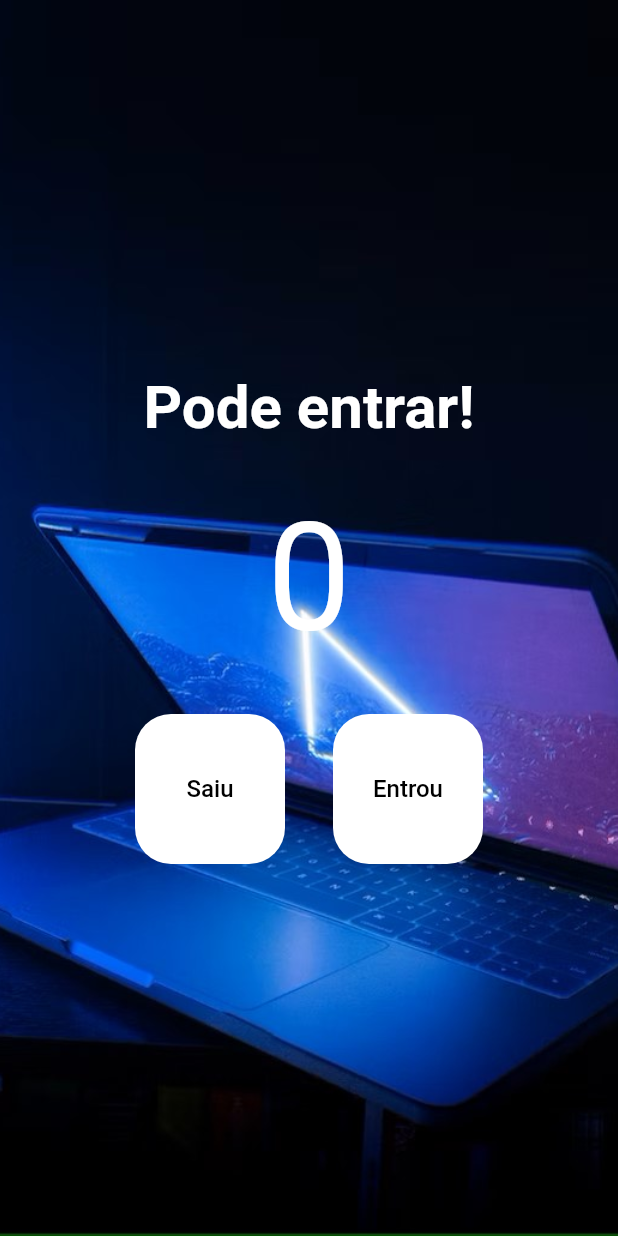
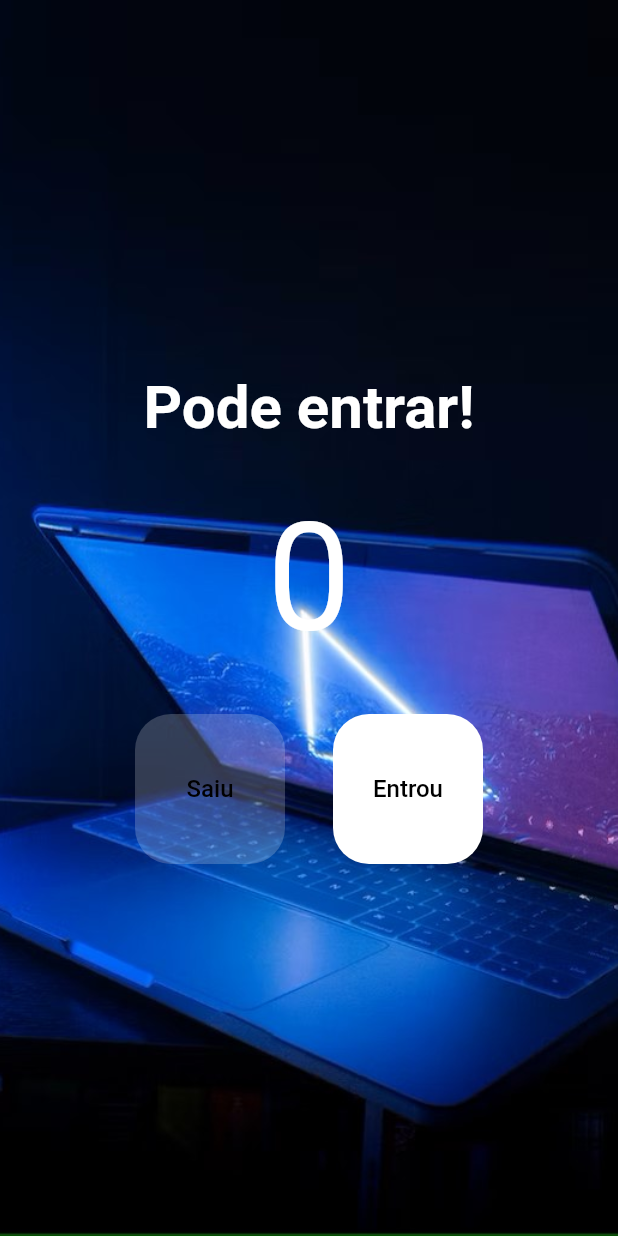
Before and after one commit to samfreitasxs/App_Contador_Flutter, a Flutter app: the screen it shows after launch, on a phone screen of 412 x 824 dp. Run offline on Flutter 3.47's test engine with Material 2 defaults, Android fonts, the phone set to English and light mode, and no system bars.

```diff
--- a/lib/main.dart
+++ b/lib/main.dart
@@ -9,23 +9,42 @@ class MyApp extends StatelessWidget {
 
   @override
   Widget build(BuildContext context) {
-    return const MaterialApp(
+    print('Build');
+
+    return MaterialApp(
       debugShowCheckedModeBanner: false,
       home: HomePage(),
     );
   }
 }
 
-class HomePage extends StatelessWidget {
+class HomePage extends StatefulWidget {
   const HomePage({Key? key}) : super(key: key);
 
+  @override
+  State<HomePage> createState() => _HomePageState();
+}
+
+class _HomePageState extends State<HomePage> {
+  @override
+  int count = 0;
+
   void decrement() {
-    print('Decrement');
+    setState(() {
+      count--;
+    });
+    print(count);
   }
 
   void increment() {
-    print('Increment');
+    setState(() {
+      count++;
+    });
+    print(count);
   }
+
+  bool get isEmpty => count ==0;
+  bool get isFull => count == 20;
 
   @override
   Widget build(BuildContext context) {
@@ -40,18 +59,18 @@ class HomePage extends StatelessWidget {
         child: Column(
           mainAxisAlignment: MainAxisAlignment.center,
           children: [
-            const Text(
-              'Pode entrar!',
-              style: TextStyle(
+            Text(
+              isFull ?'Lotado' : 'Pode entrar!',
+              style: const TextStyle(
                 fontSize: 40,
                 color: Colors.white,
                 fontWeight: FontWeight.w700,
               ),
             ),
             const SizedBox(height: 32),
-            const Text(
-              '0',
-              style: TextStyle(
+            Text(
+              count.toString(),
+              style: const TextStyle(
                 fontSize: 100,
                 color: Colors.white,
               ),
@@ -61,9 +80,9 @@ class HomePage extends StatelessWidget {
               mainAxisAlignment: MainAxisAlignment.center,
               children: [
                 TextButton(
-                  onPressed: decrement,
+                  onPressed: isEmpty ? null : decrement,
                   style: TextButton.styleFrom(
-                    backgroundColor: Colors.white,
+                    backgroundColor: isEmpty ? Colors.white.withOpacity(0.2) : Colors.white,
                     fixedSize: const Size(100, 100),
                     shape: RoundedRectangleBorder(
                       borderRadius: BorderRadius.circular(24),
@@ -79,9 +98,9 @@ class HomePage extends StatelessWidget {
                 ),
                 const SizedBox(width: 32),
                 TextButton(
-                  onPressed: increment,
+                  onPressed: isFull ? null : increment,
                   style: TextButton.styleFrom(
-                    backgroundColor: Colors.white,
+                    backgroundColor: isFull ? Colors.white.withOpacity(0.2) : Colors.white,
                     fixedSize: const Size(100, 100),
                     shape: RoundedRectangleBorder(
                       borderRadius: BorderRadius.circular(24),
```
